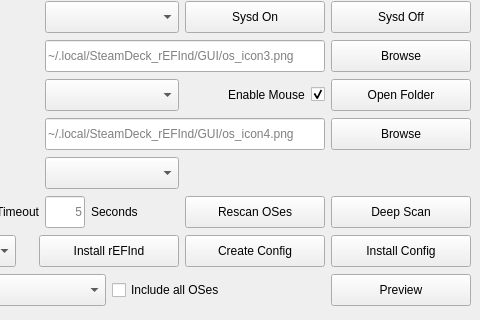
Qt form GUI/src/mainwindow.ui (jlobue10/SteamDeck_rEFInd) before a commit; both pictures show x 133 to 613 and y 243 to 563 of the 613 by 563 pixel window.
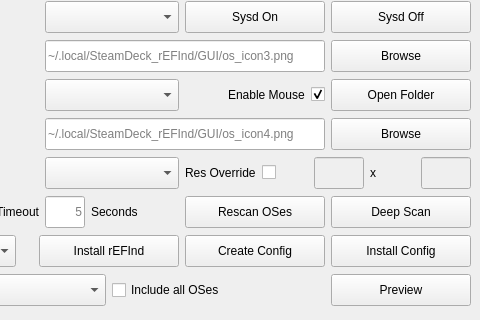
The same form after that commit. Icons and pictures are not drawn.

Commit message: Release v3.1.0: resolution override

The edit to the form file:
```diff
--- a/GUI/src/mainwindow.ui
+++ b/GUI/src/mainwindow.ui
@@ -536,6 +536,90 @@
        </property>
       </widget>
      </item>
+     <item row="10" column="4" colspan="2" alignment="Qt::AlignRight">
+      <layout class="QHBoxLayout" name="resOverrideLayout">
+       <item alignment="Qt::AlignRight">
+        <widget class="QLabel" name="Res_Override_label">
+         <property name="text">
+          <string>Res Override</string>
+         </property>
+        </widget>
+       </item>
+       <item>
+        <widget class="QCheckBox" name="Res_Override_checkBox">
+         <property name="toolTip">
+          <string>Write this width and height to the config instead of the automatically detected resolution. Leave unchecked to use the recommended automatic value.</string>
+         </property>
+         <property name="text">
+          <string/>
+         </property>
+        </widget>
+       </item>
+       <item>
+        <widget class="QLineEdit" name="Res_Width_lineEdit">
+         <property name="enabled">
+          <bool>false</bool>
+         </property>
+         <property name="minimumSize">
+          <size>
+           <width>50</width>
+           <height>32</height>
+          </size>
+         </property>
+         <property name="maximumSize">
+          <size>
+           <width>50</width>
+           <height>32</height>
+          </size>
+         </property>
+         <property name="toolTip">
+          <string>Width in pixels</string>
+         </property>
+         <property name="maxLength">
+          <number>4</number>
+         </property>
+         <property name="alignment">
+          <set>Qt::AlignRight|Qt::AlignTrailing|Qt::AlignVCenter</set>
+         </property>
+        </widget>
+       </item>
+       <item>
+        <widget class="QLabel" name="Res_X_label">
+         <property name="text">
+          <string notr="true">x</string>
+         </property>
+        </widget>
+       </item>
+       <item>
+        <widget class="QLineEdit" name="Res_Height_lineEdit">
+         <property name="enabled">
+          <bool>false</bool>
+         </property>
+         <property name="minimumSize">
+          <size>
+           <width>50</width>
+           <height>32</height>
+          </size>
+         </property>
+         <property name="maximumSize">
+          <size>
+           <width>50</width>
+           <height>32</height>
+          </size>
+         </property>
+         <property name="toolTip">
+          <string>Height in pixels</string>
+         </property>
+         <property name="maxLength">
+          <number>4</number>
+         </property>
+         <property name="alignment">
+          <set>Qt::AlignRight|Qt::AlignTrailing|Qt::AlignVCenter</set>
+         </property>
+        </widget>
+       </item>
+      </layout>
+     </item>
      <item row="11" column="0">
       <widget class="QPushButton" name="About_pushButton">
        <property name="minimumSize">
```
The commit also changes 29 other files.
